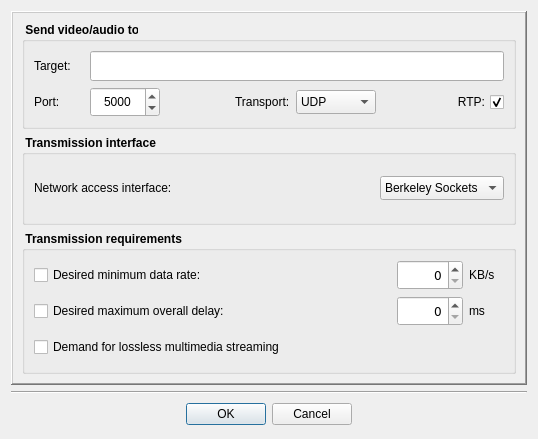
Above: Homer/forms/Dialogs/AddNetworkSinkDialog.ui from Homer-Conferencing/Homer-Conferencing before the change. Below: the same form after it.
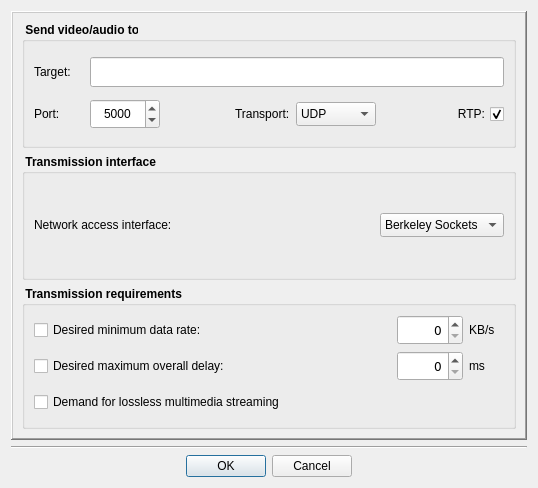
That is the form after the change. Icons and pictures are not drawn.

Commit message: - fixed: buttons layout

```diff
--- a/Homer/forms/Dialogs/AddNetworkSinkDialog.ui
+++ b/Homer/forms/Dialogs/AddNetworkSinkDialog.ui
@@ -7,7 +7,7 @@
     <x>0</x>
     <y>0</y>
     <width>538</width>
-    <height>439</height>
+    <height>488</height>
    </rect>
   </property>
   <property name="sizePolicy">
@@ -666,18 +666,6 @@
    </item>
    <item>
     <widget class="QDialogButtonBox" name="mBb">
-     <property name="minimumSize">
-      <size>
-       <width>0</width>
-       <height>28</height>
-      </size>
-     </property>
-     <property name="maximumSize">
-      <size>
-       <width>16777215</width>
-       <height>28</height>
-      </size>
-     </property>
      <property name="orientation">
       <enum>Qt::Horizontal</enum>
      </property>
```
The commit also changes 2 other files.
